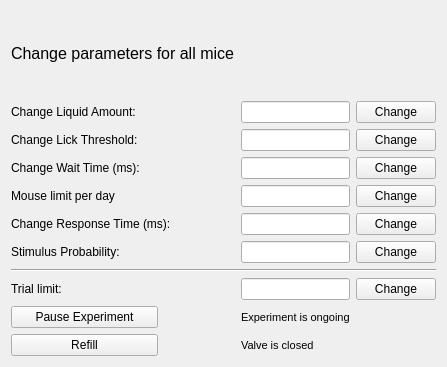
Before: the Qt Designer form Python/gui/expwin.ui in yagarwal123/autonomouse, drawn with Qt 5.
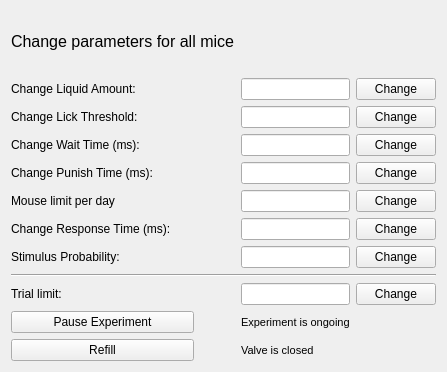
After: the same form once the commit is applied.

Commit message: add punishment time to false positive response

Patch:
```diff
--- a/Python/gui/expwin.ui
+++ b/Python/gui/expwin.ui
@@ -7,24 +7,28 @@
     <x>0</x>
     <y>0</y>
     <width>431</width>
-    <height>367</height>
+    <height>372</height>
    </rect>
   </property>
   <property name="windowTitle">
    <string>Form</string>
   </property>
   <layout class="QGridLayout" name="gridLayout">
-   <item row="5" column="3">
-    <widget class="QLineEdit" name="mouseRespLineEdit"/>
+   <item row="11" column="0" colspan="2">
+    <widget class="QPushButton" name="refillButton">
+     <property name="text">
+      <string>Refill</string>
+     </property>
+    </widget>
    </item>
-   <item row="5" column="4">
+   <item row="6" column="4">
     <widget class="QPushButton" name="changeMouseRespButton">
      <property name="text">
       <string>Change</string>
      </property>
     </widget>
    </item>
-   <item row="6" column="0" colspan="2">
+   <item row="7" column="0" colspan="2">
     <widget class="QLabel" name="label_6">
      <property name="text">
       <string>Stimulus Probability:</string>
@@ -32,84 +36,22 @@
     </widget>
    </item>
    <item row="6" column="3">
-    <widget class="QLineEdit" name="stimProbLineEdit"/>
+    <widget class="QLineEdit" name="mouseRespLineEdit"/>
    </item>
-   <item row="6" column="4">
-    <widget class="QPushButton" name="changeStimProbButton">
-     <property name="text">
-      <string>Change</string>
+   <item row="8" column="0" colspan="5">
+    <widget class="Line" name="line">
+     <property name="orientation">
+      <enum>Qt::Horizontal</enum>
      </property>
     </widget>
    </item>
-   <item row="1" column="4">
-    <widget class="QPushButton" name="changeliquidButton">
-     <property name="text">
-      <string>Change</string>
-     </property>
-    </widget>
+   <item row="1" column="3">
+    <widget class="QLineEdit" name="liquidLineEdit"/>
    </item>
-   <item row="2" column="0" colspan="2">
-    <widget class="QLabel" name="label_2">
+   <item row="9" column="0">
+    <widget class="QLabel" name="label_7">
      <property name="text">
-      <string>Change Lick Threshold:</string>
-     </property>
-    </widget>
-   </item>
-   <item row="4" column="3">
-    <widget class="QLineEdit" name="mouseLimLineEdit"/>
-   </item>
-   <item row="2" column="3">
-    <widget class="QLineEdit" name="lickLineEdit"/>
-   </item>
-   <item row="2" column="4">
-    <widget class="QPushButton" name="changelickButton">
-     <property name="text">
-      <string>Change</string>
-     </property>
-    </widget>
-   </item>
-   <item row="3" column="0" colspan="2">
-    <widget class="QLabel" name="label_3">
-     <property name="text">
-      <string>Change Wait Time (ms):</string>
-     </property>
-    </widget>
-   </item>
-   <item row="3" column="3">
-    <widget class="QLineEdit" name="waittimeLineEdit"/>
-   </item>
-   <item row="3" column="4">
-    <widget class="QPushButton" name="changewaittimeButton">
-     <property name="text">
-      <string>Change</string>
-     </property>
-    </widget>
-   </item>
-   <item row="4" column="0" colspan="2">
-    <widget class="QLabel" name="label_4">
-     <property name="text">
-      <string>Mouse limit per day</string>
-     </property>
-    </widget>
-   </item>
-   <item row="8" column="1">
-    <widget class="QLabel" name="trial_lim_lab">
-     <property name="text">
-      <string/>
-     </property>
-    </widget>
-   </item>
-   <item row="4" column="4">
-    <widget class="QPushButton" name="changeMouseLimButton">
-     <property name="text">
-      <string>Change</string>
-     </property>
-    </widget>
-   </item>
-   <item row="5" column="0" colspan="3">
-    <widget class="QLabel" name="label_5">
-     <property name="text">
-      <string>Change Response Time (ms):</string>
+      <string>Trial limit:</string>
      </property>
     </widget>
    </item>
@@ -132,53 +74,17 @@
      </property>
     </widget>
    </item>
-   <item row="1" column="3">
-    <widget class="QLineEdit" name="liquidLineEdit"/>
-   </item>
-   <item row="7" column="0" colspan="5">
-    <widget class="Line" name="line">
-     <property name="orientation">
-      <enum>Qt::Horizontal</enum>
-     </property>
-    </widget>
-   </item>
-   <item row="8" column="0">
-    <widget class="QLabel" name="label_7">
-     <property name="text">
-      <string>Trial limit:</string>
-     </property>
-    </widget>
-   </item>
-   <item row="8" column="3">
+   <item row="9" column="3">
     <widget class="QLineEdit" name="trialLimLineEdit"/>
    </item>
-   <item row="8" column="4">
+   <item row="9" column="4">
     <widget class="QPushButton" name="changeTrialLimButton">
      <property name="text">
       <string>Change</string>
      </property>
     </widget>
    </item>
-   <item row="9" column="0" colspan="2">
-    <widget class="QPushButton" name="pauseButton">
-     <property name="text">
-      <string>Pause Experiment</string>
-     </property>
-    </widget>
-   </item>
-   <item row="9" column="3">
-    <widget class="QLabel" name="pauseLabel">
-     <property name="font">
-      <font>
-       <pointsize>8</pointsize>
-      </font>
-     </property>
-     <property name="text">
-      <string>Experiment is ongoing</string>
-     </property>
-    </widget>
-   </item>
-   <item row="10" column="3">
+   <item row="11" column="3">
     <widget class="QLabel" name="refillLabel">
      <property name="font">
       <font>
@@ -190,10 +96,121 @@
      </property>
     </widget>
    </item>
+   <item row="10" column="3">
+    <widget class="QLabel" name="pauseLabel">
+     <property name="font">
+      <font>
+       <pointsize>8</pointsize>
+      </font>
+     </property>
+     <property name="text">
+      <string>Experiment is ongoing</string>
+     </property>
+    </widget>
+   </item>
    <item row="10" column="0" colspan="2">
-    <widget class="QPushButton" name="refillButton">
+    <widget class="QPushButton" name="pauseButton">
      <property name="text">
-      <string>Refill</string>
+      <string>Pause Experiment</string>
+     </property>
+    </widget>
+   </item>
+   <item row="9" column="1">
+    <widget class="QLabel" name="trial_lim_lab">
+     <property name="text">
+      <string/>
+     </property>
+    </widget>
+   </item>
+   <item row="5" column="0" colspan="2">
+    <widget class="QLabel" name="label_4">
+     <property name="text">
+      <string>Mouse limit per day</string>
+     </property>
+    </widget>
+   </item>
+   <item row="5" column="4">
+    <widget class="QPushButton" name="changeMouseLimButton">
+     <property name="text">
+      <string>Change</string>
+     </property>
+    </widget>
+   </item>
+   <item row="3" column="4">
+    <widget class="QPushButton" name="changewaittimeButton">
+     <property name="text">
+      <string>Change</string>
+     </property>
+    </widget>
+   </item>
+   <item row="3" column="3">
+    <widget class="QLineEdit" name="waittimeLineEdit"/>
+   </item>
+   <item row="6" column="0" colspan="3">
+    <widget class="QLabel" name="label_5">
+     <property name="text">
+      <string>Change Response Time (ms):</string>
+     </property>
+    </widget>
+   </item>
+   <item row="5" column="3">
+    <widget class="QLineEdit" name="mouseLimLineEdit"/>
+   </item>
+   <item row="1" column="4">
+    <widget class="QPushButton" name="changeliquidButton">
+     <property name="text">
+      <string>Change</string>
+     </property>
+    </widget>
+   </item>
+   <item row="7" column="4">
+    <widget class="QPushButton" name="changeStimProbButton">
+     <property name="text">
+      <string>Change</string>
+     </property>
+    </widget>
+   </item>
+   <item row="2" column="0" colspan="2">
+    <widget class="QLabel" name="label_2">
+     <property name="text">
+      <string>Change Lick Threshold:</string>
+     </property>
+    </widget>
+   </item>
+   <item row="7" column="3">
+    <widget class="QLineEdit" name="stimProbLineEdit"/>
+   </item>
+   <item row="2" column="4">
+    <widget class="QPushButton" name="changelickButton">
+     <property name="text">
+      <string>Change</string>
+     </property>
+    </widget>
+   </item>
+   <item row="3" column="0" colspan="2">
+    <widget class="QLabel" name="label_3">
+     <property name="text">
+      <string>Change Wait Time (ms):</string>
+     </property>
+    </widget>
+   </item>
+   <item row="2" column="3">
+    <widget class="QLineEdit" name="lickLineEdit"/>
+   </item>
+   <item row="4" column="3">
+    <widget class="QLineEdit" name="punishtimeLineEdit"/>
+   </item>
+   <item row="4" column="0">
+    <widget class="QLabel" name="label_8">
+     <property name="text">
+      <string>Change Punish Time (ms):</string>
+     </property>
+    </widget>
+   </item>
+   <item row="4" column="4">
+    <widget class="QPushButton" name="changepunishtimeButton">
+     <property name="text">
+      <string>Change</string>
      </property>
     </widget>
    </item>
```
The commit also changes 15 other files.
